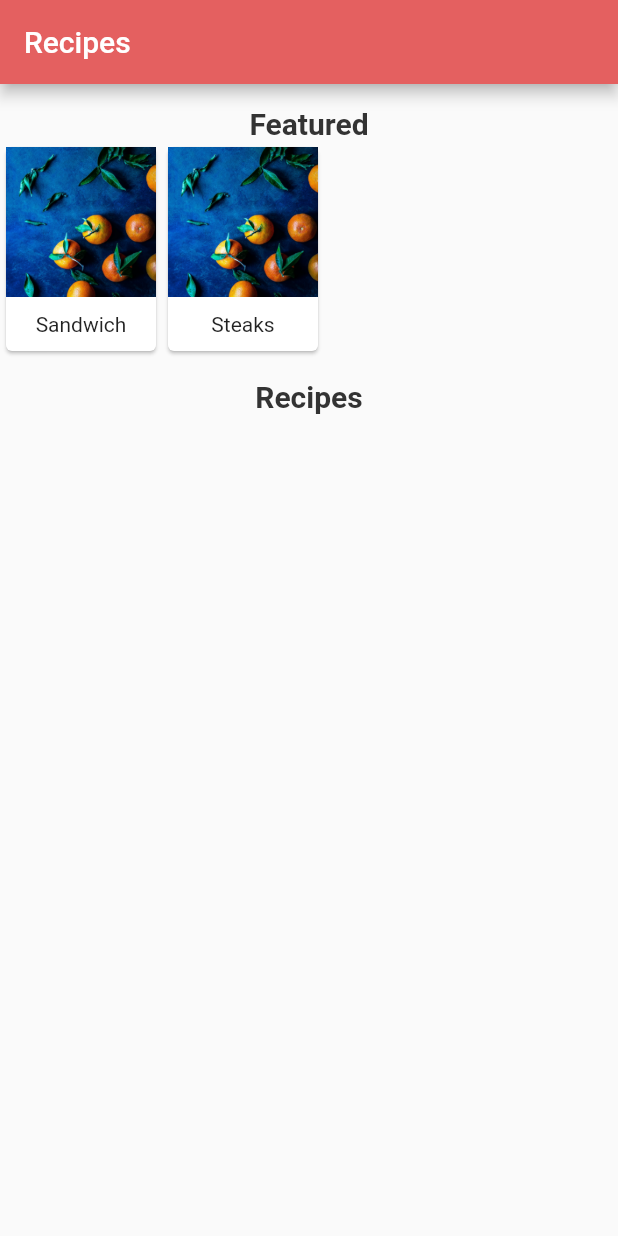
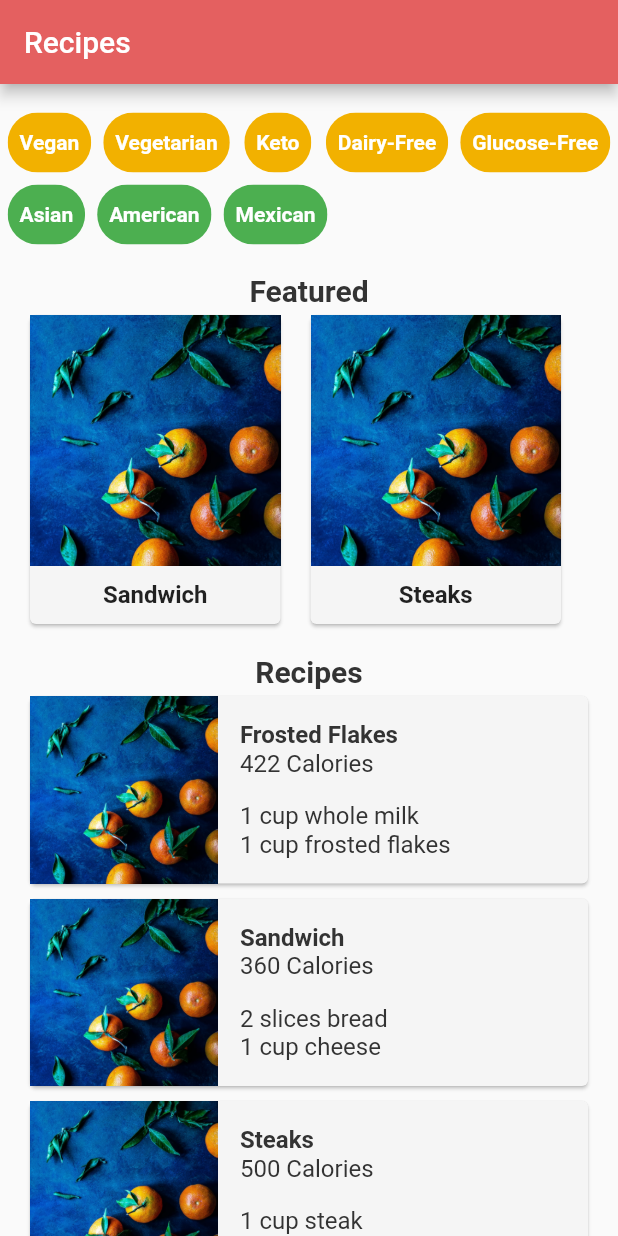
Before and after one commit to Jessica-Trujillo/MealPrep, a Flutter app: the RecipesPage screen opened directly, on a phone screen of 412 x 824 dp. Run offline on Flutter 3.47's test engine with Material 2 defaults, Android fonts, the light colour scheme and no system bars; our stand-ins replace calendar_timeline, cloud_firestore, firebase_auth, firebase_core, flutter_calendar_carousel; missing offline and left inert: cloud_firestore_web, firebase_auth_web, firebase_core_web; accounts and stored records are empty.

Commit message:
Update RecipesPage.dart

```diff
--- a/MealPrep/lib/Recipes/RecipesPage.dart
+++ b/MealPrep/lib/Recipes/RecipesPage.dart
@@ -9,22 +9,74 @@ class RecipesPage extends StatefulWidget {
 }
 
 class _RecipesPageState extends State<RecipesPage> {
+  Widget buildChip(String title, Color backgroundColor) {
+    return Chip(
+        labelPadding: EdgeInsets.all(4),
+        label: Text(title),
+        labelStyle: TextStyle(fontWeight: FontWeight.bold, color: Colors.white),
+        backgroundColor: backgroundColor);
+  }
+
   Widget featuredMealCard(String mealTitle) {
     return Card(
+        margin: EdgeInsets.fromLTRB(20, 5, 0, 5),
+        color: MyColors.cardColor,
         child: Container(
             child: Column(
           children: [
             Container(
-          height: 100,
-          width: 100,
+              height: 167,
+              width: 167,
               child: FittedBox(
                   fit: BoxFit.cover,
                   clipBehavior: Clip.hardEdge,
                   child: Image.asset("images/backgroundImage.png")),
             ),
-        Container(margin: EdgeInsets.all(10), child: Text(mealTitle))
+            Container(
+                margin: EdgeInsets.all(10),
+                child: Text(mealTitle,
+                    style:
+                        TextStyle(fontWeight: FontWeight.bold, fontSize: 16)))
           ],
         )));
+  }
+
+  Widget mealCard(String title, String calories, String mealTitle,
+      String ingredient1, String ingredient2) {
+    return Card(
+      margin: EdgeInsets.fromLTRB(20, 5, 20, 5),
+      color: MyColors.cardColor,
+      child: Container(
+          child: Row(children: [
+        Container(
+            height: 125,
+            width: 125,
+            child: FittedBox(
+              fit: BoxFit.cover,
+              clipBehavior: Clip.hardEdge,
+              child: Image.asset("images/backgroundImage.png"),
+            )),
+        Container(
+            margin: EdgeInsets.fromLTRB(15, 0, 0, 0),
+            child: Column(
+              crossAxisAlignment: CrossAxisAlignment.start,
+              children: [
+                FittedBox(
+                    child: Text(mealTitle,
+                        style: TextStyle(
+                            fontSize: 16,
+                            fontWeight: FontWeight.bold,
+                            color: Color(0xff333333)))),
+                FittedBox(
+                    child:
+                        Text(calories + " Calories", style: MyStyles.bodyText)),
+                Divider(color: Colors.black, thickness: 3),
+                Text(ingredient1, style: MyStyles.bodyText),
+                Text(ingredient2, style: MyStyles.bodyText)
+              ],
+            ))
+      ])),
+    );
   }
 
   @override
@@ -38,16 +90,43 @@ class _RecipesPageState extends State<RecipesPage> {
           child: Column(children: [
             Container(
               margin: EdgeInsets.only(top: 15),
+              child: Wrap(
+                spacing: 8,
+                children: [
+                  buildChip("Vegan", Color(0xfff2b100)),
+                  buildChip("Vegetarian", Color(0xfff2b100)),
+                  buildChip("Keto", Color(0xfff2b100)),
+                  buildChip("Dairy-Free", Color(0xfff2b100)),
+                  buildChip("Glucose-Free", Color(0xfff2b100)),
+                  buildChip("Asian", Colors.green),
+                  buildChip("American", Colors.green),
+                  buildChip("Mexican", Colors.green),
+                ],
+              ),
+            ),
+            Container(
+                margin: EdgeInsets.only(top: 15),
                 child: Text('Featured', style: MyStyles.h1Text)),
-            Row(
+            Container(
+              alignment: Alignment.center,
+              child: Row(
                 children: [
                   featuredMealCard("Sandwich"),
                   featuredMealCard("Steaks")
                 ],
               ),
+            ),
             Container(
                 margin: EdgeInsets.only(top: 15),
-                child: Text('Recipes', style: MyStyles.h1Text))
+                child: Text('Recipes', style: MyStyles.h1Text)),
+            Container(
+                child: Column(children: [
+              mealCard("Breakfast", "422", "Frosted Flakes", "1 cup whole milk",
+                  "1 cup frosted flakes"),
+              mealCard(
+                  "Lunch", "360", "Sandwich", "2 slices bread", "1 cup cheese"),
+              mealCard("Dinner", "500", "Steaks", "1 cup steak", "5 lb potato"),
+            ]))
           ]),
         ));
   }
```
Lines whose indentation alone changed are shown as unchanged.
